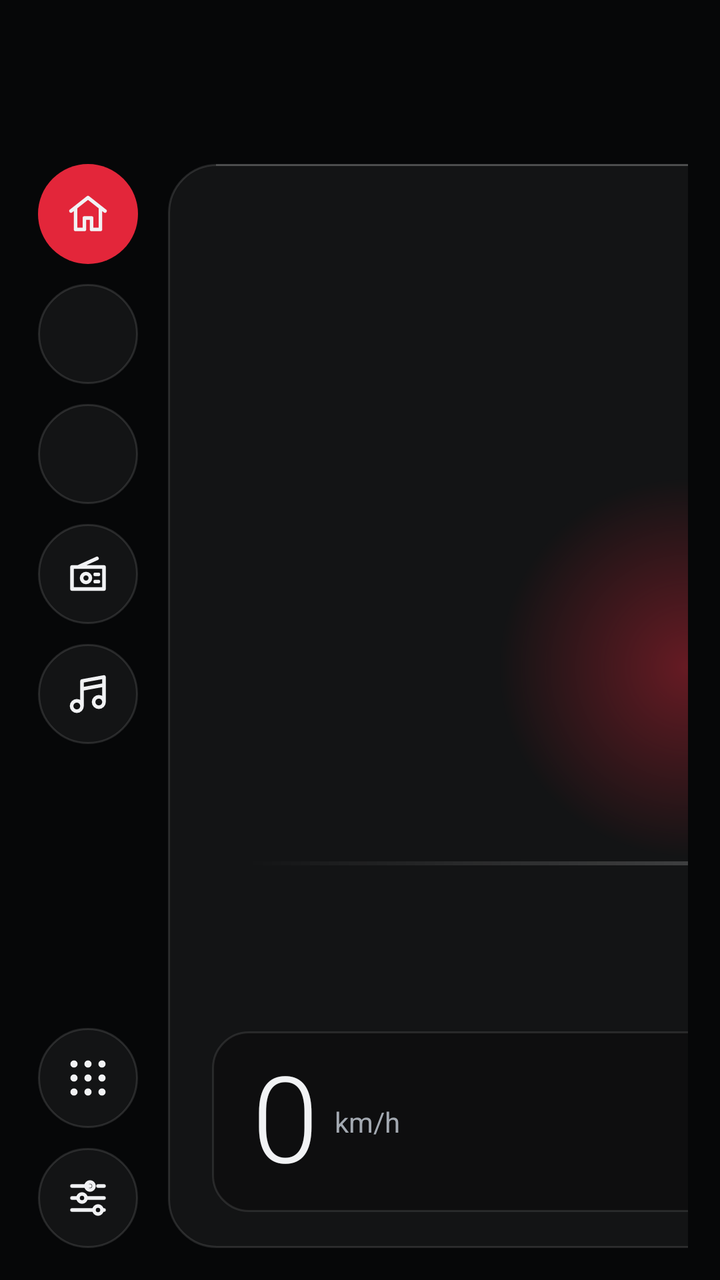
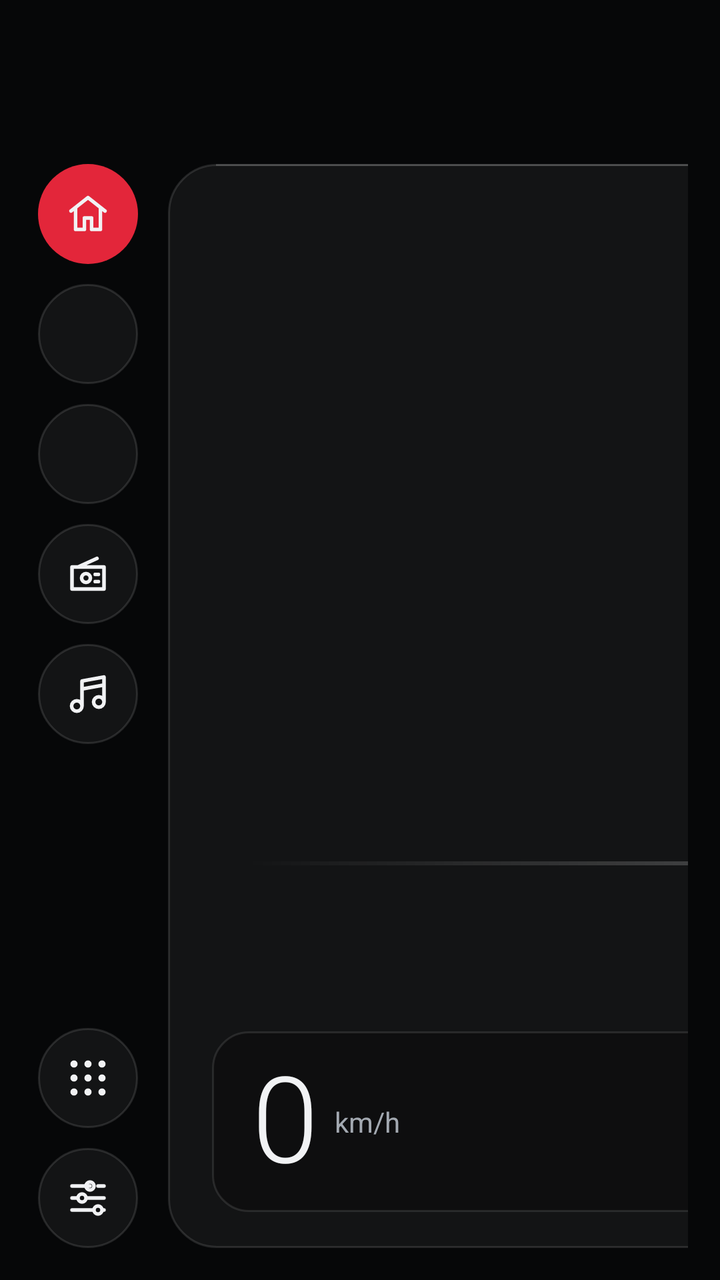

Before-and-after screenshots of an Android layout around one commit, followed by the original layout XML and the change that was made.
<!-- AndroidManifest.xml: application theme Theme.Launcher -->
<!-- res/layout/activity_main.xml -->
<?xml version="1.0" encoding="utf-8"?>
<LinearLayout xmlns:android="http://schemas.android.com/apk/res/android"
    android:layout_width="match_parent"
    android:layout_height="match_parent"
    android:orientation="vertical"
    android:paddingLeft="16dp"
    android:paddingTop="14dp"
    android:paddingRight="16dp"
    android:paddingBottom="16dp">

    
    <LinearLayout
        android:layout_width="match_parent"
        android:layout_height="56dp"
        android:gravity="center_vertical"
        android:orientation="horizontal">

        <FrameLayout
            android:layout_width="56dp"
            android:layout_height="match_parent">

            <ImageView
                android:id="@+id/logo"
                android:layout_width="46dp"
                android:layout_height="18dp"
                android:layout_gravity="center"
                android:importantForAccessibility="no" />
        </FrameLayout>

        <TextView
            android:id="@+id/time"
            android:layout_width="wrap_content"
            android:layout_height="wrap_content"
            android:layout_marginLeft="12dp"
            android:fontFamily="sans-serif-light"
            android:includeFontPadding="false"
            android:textColor="?attr/uiText"
            android:textSize="34sp" />

        <LinearLayout
            android:layout_width="wrap_content"
            android:layout_height="wrap_content"
            android:layout_marginLeft="16dp"
            android:orientation="vertical">

            <TextView
                android:id="@+id/greeting"
                android:layout_width="wrap_content"
                android:layout_height="wrap_content"
                android:fontFamily="sans-serif-medium"
                android:includeFontPadding="false"
                android:textColor="?attr/uiText"
                android:textSize="15sp" />

            <TextView
                android:id="@+id/date"
                android:layout_width="wrap_content"
                android:layout_height="wrap_content"
                android:layout_marginTop="4dp"
                android:includeFontPadding="false"
                android:textColor="?attr/uiText2"
                android:textSize="12sp" />
        </LinearLayout>

        <Space
            android:layout_width="0dp"
            android:layout_height="1dp"
            android:layout_weight="1" />

        <FrameLayout
            android:id="@+id/reminderTouch"
            android:layout_width="wrap_content"
            android:layout_height="48dp"
            android:layout_marginRight="8dp"
            android:clickable="true"
            android:visibility="gone">

            <TextView
                android:id="@+id/reminderPill"
                android:layout_width="wrap_content"
                android:layout_height="wrap_content"
                android:layout_gravity="center_vertical"
                android:background="@drawable/glass_pill"
                android:fontFamily="sans-serif-medium"
                android:includeFontPadding="false"
                android:paddingLeft="14dp"
                android:paddingTop="9dp"
                android:paddingRight="14dp"
                android:paddingBottom="9dp"
                android:textColor="?attr/uiText"
                android:textSize="13sp" />
        </FrameLayout>

        <LinearLayout
            android:id="@+id/locationPill"
            android:layout_width="wrap_content"
            android:layout_height="wrap_content"
            android:background="@drawable/glass_pill"
            android:gravity="center_vertical"
            android:orientation="horizontal"
            android:paddingLeft="14dp"
            android:paddingTop="8dp"
            android:paddingRight="14dp"
            android:paddingBottom="8dp"
            android:visibility="gone">

            <ImageView
                android:layout_width="16dp"
                android:layout_height="16dp"
                android:importantForAccessibility="no"
                android:src="@drawable/ic_pin" />

            <TextView
                android:id="@+id/city"
                android:layout_width="wrap_content"
                android:layout_height="wrap_content"
                android:layout_marginLeft="6dp"
                android:fontFamily="sans-serif-medium"
                android:includeFontPadding="false"
                android:textColor="?attr/uiText"
                android:textSize="13sp" />
        </LinearLayout>
    </LinearLayout>

    
    <LinearLayout
        android:layout_width="match_parent"
        android:layout_height="0dp"
        android:layout_marginTop="12dp"
        android:layout_weight="1"
        android:orientation="horizontal">

        
        <LinearLayout
            android:layout_width="56dp"
            android:layout_height="match_parent"
            android:gravity="center_horizontal"
            android:orientation="vertical">

            <ImageButton
                android:id="@+id/btnHome"
                style="@style/RailButton"
                android:background="@drawable/accent_circle"
                android:contentDescription="@string/cd_home"
                android:src="@drawable/ic_home" />

            <ImageButton
                android:id="@+id/slot0"
                style="@style/RailButton"
                android:layout_marginTop="10dp"
                android:contentDescription="@string/cd_carplay"
                android:padding="9dp"
                android:scaleType="fitCenter" />

            <ImageButton
                android:id="@+id/slot1"
                style="@style/RailButton"
                android:layout_marginTop="10dp"
                android:contentDescription="@string/cd_aa"
                android:padding="9dp"
                android:scaleType="fitCenter" />

            <ImageButton
                android:id="@+id/slot2"
                style="@style/RailButton"
                android:layout_marginTop="10dp"
                android:contentDescription="@string/cd_radio"
                android:padding="9dp"
                android:scaleType="center"
                android:src="@drawable/ic_radio" />

            <ImageButton
                android:id="@+id/slot3"
                style="@style/RailButton"
                android:layout_marginTop="10dp"
                android:contentDescription="@string/cd_music"
                android:src="@drawable/ic_music" />

            <Space
                android:layout_width="1dp"
                android:layout_height="0dp"
                android:layout_weight="1"
                android:minHeight="10dp" />

            <ImageButton
                android:id="@+id/btnApps"
                style="@style/RailButton"
                android:contentDescription="@string/cd_apps"
                android:src="@drawable/ic_apps" />

            <ImageButton
                android:id="@+id/btnSettings"
                style="@style/RailButton"
                android:layout_marginTop="10dp"
                android:contentDescription="@string/cd_settings"
                android:src="@drawable/ic_settings" />
        </LinearLayout>

        
        <LinearLayout
            android:id="@+id/carCard"
            android:layout_width="520dp"
            android:layout_height="match_parent"
            android:layout_marginLeft="12dp"
            android:background="@drawable/glass_panel"
            android:orientation="vertical"
            android:paddingLeft="22dp"
            android:paddingTop="18dp"
            android:paddingRight="22dp"
            android:paddingBottom="18dp">

            <FrameLayout
                android:layout_width="match_parent"
                android:layout_height="wrap_content">

                <LinearLayout
                    android:layout_width="wrap_content"
                    android:layout_height="wrap_content"
                    android:orientation="vertical">

                    <TextView
                        android:id="@+id/carTitle"
                        android:layout_width="wrap_content"
                        android:layout_height="wrap_content"
                        android:ellipsize="end"
                        android:singleLine="true"
                        android:fontFamily="sans-serif-medium"
                        android:includeFontPadding="false"
                        android:textColor="?attr/uiText"
                        android:textSize="26sp" />

                    <TextView
                        android:id="@+id/carSub"
                        android:layout_width="wrap_content"
                        android:layout_height="wrap_content"
                        android:layout_marginTop="6dp"
                        android:includeFontPadding="false"
                        android:textColor="?attr/uiText2"
                        android:textSize="13sp" />
                </LinearLayout>

                <ImageButton
                    android:id="@+id/btnCustomize"
                    android:layout_width="44dp"
                    android:layout_height="44dp"
                    android:layout_gravity="right|top"
                    android:background="@drawable/glass_circle"
                    android:contentDescription="@string/cd_customize"
                    android:src="@drawable/ic_edit" />
            </FrameLayout>

            <FrameLayout
                android:layout_width="match_parent"
                android:layout_height="0dp"
                android:layout_weight="1">

                <View
                    android:layout_width="440dp"
                    android:layout_height="190dp"
                    android:layout_gravity="center"
                    android:alpha="0.4"
                    android:background="@drawable/car_glow" />

                <View
                    android:id="@+id/floor"
                    android:layout_width="440dp"
                    android:layout_height="2dp"
                    android:layout_gravity="center"
                    android:background="@drawable/floor_line"
                    android:translationY="98dp" />

                <ImageView
                    android:id="@+id/car"
                    android:layout_width="440dp"
                    android:layout_height="wrap_content"
                    android:layout_gravity="center"
                    android:adjustViewBounds="true"
                    android:importantForAccessibility="no" />
            </FrameLayout>

            <LinearLayout
                android:layout_width="match_parent"
                android:layout_height="wrap_content"
                android:background="@drawable/speed_panel"
                android:gravity="center_vertical"
                android:orientation="horizontal"
                android:paddingLeft="20dp"
                android:paddingTop="10dp"
                android:paddingRight="20dp"
                android:paddingBottom="10dp">

                <TextView
                    android:id="@+id/speed"
                    android:layout_width="wrap_content"
                    android:layout_height="wrap_content"
                    android:fontFamily="sans-serif-light"
                    android:includeFontPadding="false"
                    android:text="0"
                    android:textColor="?attr/uiText"
                    android:textSize="60sp" />

                <TextView
                    android:layout_width="wrap_content"
                    android:layout_height="wrap_content"
                    android:layout_marginLeft="8dp"
                    android:text="@string/kmh"
                    android:textColor="?attr/uiText2"
                    android:textSize="14sp" />

                <Space
                    android:layout_width="0dp"
                    android:layout_height="1dp"
                    android:layout_weight="1" />

                <LinearLayout
                    android:layout_width="170dp"
                    android:layout_height="wrap_content"
                    android:orientation="vertical">

                    <LinearLayout
                        android:layout_width="match_parent"
                        android:layout_height="wrap_content"
                        android:orientation="horizontal">

                        <TextView
                            style="@style/Label"
                            android:layout_width="0dp"
                            android:layout_height="wrap_content"
                            android:layout_weight="1"
                            android:text="@string/speed_label" />

                        <TextView
                            style="@style/Label"
                            android:layout_width="wrap_content"
                            android:layout_height="wrap_content"
                            android:text="@string/gps" />
                    </LinearLayout>

                    <ProgressBar
                        android:id="@+id/speedBar"
                        style="@android:style/Widget.ProgressBar.Horizontal"
                        android:layout_width="match_parent"
                        android:layout_height="6dp"
                        android:layout_marginTop="8dp"
                        android:max="200"
                        android:progress="0"
                        android:progressDrawable="@drawable/progress_bar" />

                    <TextView
                        android:id="@+id/noGps"
                        android:layout_width="wrap_content"
                        android:layout_height="wrap_content"
                        android:layout_marginTop="6dp"
                        android:includeFontPadding="false"
                        android:text="@string/no_gps"
                        android:textColor="?attr/uiText2"
                        android:textSize="11sp"
                        android:visibility="invisible" />
                </LinearLayout>
            </LinearLayout>
        </LinearLayout>

        
        <LinearLayout
            android:layout_width="0dp"
            android:layout_height="match_parent"
            android:layout_marginLeft="12dp"
            android:layout_weight="1"
            android:orientation="vertical">

            
            <LinearLayout
                android:layout_width="match_parent"
                android:layout_height="0dp"
                android:layout_weight="1"
                android:background="@drawable/glass_panel"
                android:orientation="vertical"
                android:paddingLeft="18dp"
                android:paddingTop="14dp"
                android:paddingRight="18dp"
                android:paddingBottom="12dp">

                <TextView
                    style="@style/Label"
                    android:layout_width="wrap_content"
                    android:layout_height="wrap_content"
                    android:text="@string/now_playing" />

                <LinearLayout
                    android:layout_width="match_parent"
                    android:layout_height="0dp"
                    android:layout_marginTop="10dp"
                    android:layout_weight="1"
                    android:gravity="center_vertical"
                    android:orientation="horizontal">

                    <FrameLayout
                        android:layout_width="84dp"
                        android:layout_height="84dp"
                        android:background="@drawable/art_placeholder">

                        <ImageView
                            android:id="@+id/artNote"
                            android:layout_width="40dp"
                            android:layout_height="40dp"
                            android:layout_gravity="center"
                            android:importantForAccessibility="no"
                            android:src="@drawable/ic_note_big" />

                        <ImageView
                            android:id="@+id/art"
                            android:layout_width="match_parent"
                            android:layout_height="match_parent"
                            android:importantForAccessibility="no"
                            android:scaleType="centerCrop"
                            android:visibility="gone" />
                    </FrameLayout>

                    <LinearLayout
                        android:layout_width="0dp"
                        android:layout_height="wrap_content"
                        android:layout_marginLeft="14dp"
                        android:layout_weight="1"
                        android:orientation="vertical">

                        <TextView
                            android:id="@+id/title"
                            android:layout_width="match_parent"
                            android:layout_height="wrap_content"
                            android:ellipsize="end"
                            android:fontFamily="sans-serif-medium"
                            android:maxLines="2"
                            android:text="@string/nothing_playing"
                            android:textColor="?attr/uiText"
                            android:textSize="19sp" />

                        <TextView
                            android:id="@+id/artist"
                            android:layout_width="match_parent"
                            android:layout_height="wrap_content"
                            android:layout_marginTop="2dp"
                            android:ellipsize="end"
                            android:singleLine="true"
                            android:textColor="?attr/uiText2"
                            android:textSize="14sp" />
                    </LinearLayout>
                </LinearLayout>

                <ProgressBar
                    android:id="@+id/mediaBar"
                    style="@android:style/Widget.ProgressBar.Horizontal"
                    android:layout_width="match_parent"
                    android:layout_height="4dp"
                    android:layout_marginTop="8dp"
                    android:max="1000"
                    android:progress="0"
                    android:progressDrawable="@drawable/progress_bar" />

                <FrameLayout
                    android:layout_width="match_parent"
                    android:layout_height="56dp"
                    android:layout_marginTop="4dp">

                    <TextView
                        android:id="@+id/posText"
                        android:layout_width="wrap_content"
                        android:layout_height="wrap_content"
                        android:layout_gravity="left|top"
                        android:textColor="?attr/uiText2"
                        android:textSize="11sp" />

                    <TextView
                        android:id="@+id/durText"
                        android:layout_width="wrap_content"
                        android:layout_height="wrap_content"
                        android:layout_gravity="right|top"
                        android:textColor="?attr/uiText2"
                        android:textSize="11sp" />

                    <LinearLayout
                        android:layout_width="wrap_content"
                        android:layout_height="match_parent"
                        android:layout_gravity="center_horizontal"
                        android:gravity="center_vertical"
                        android:orientation="horizontal">

                        <ImageButton
                            android:id="@+id/btnPrev"
                            android:layout_width="48dp"
                            android:layout_height="48dp"
                            android:background="@drawable/glass_circle"
                            android:contentDescription="@string/cd_prev"
                            android:src="@drawable/ic_prev" />

                        <ImageButton
                            android:id="@+id/btnPlay"
                            android:layout_width="56dp"
                            android:layout_height="56dp"
                            android:layout_marginLeft="18dp"
                            android:layout_marginRight="18dp"
                            android:background="@drawable/accent_circle"
                            android:contentDescription="@string/cd_play"
                            android:src="@drawable/ic_play" />

                        <ImageButton
                            android:id="@+id/btnNext"
                            android:layout_width="48dp"
                            android:layout_height="48dp"
                            android:background="@drawable/glass_circle"
                            android:contentDescription="@string/cd_next"
                            android:src="@drawable/ic_next" />
                    </LinearLayout>
                </FrameLayout>
            </LinearLayout>

            
            <LinearLayout
                android:id="@+id/radioCard"
                android:layout_width="match_parent"
                android:layout_height="0dp"
                android:layout_marginTop="12dp"
                android:layout_weight="1"
                android:background="@drawable/glass_panel"
                android:clickable="true"
                android:focusable="true"
                android:orientation="vertical"
                android:paddingLeft="18dp"
                android:paddingTop="14dp"
                android:paddingRight="18dp"
                android:paddingBottom="14dp">

                <TextView
                    android:id="@+id/radioLabel"
                    style="@style/Label"
                    android:layout_width="wrap_content"
                    android:layout_height="wrap_content"
                    android:text="@string/radio_fm" />

                <LinearLayout
                    android:layout_width="match_parent"
                    android:layout_height="0dp"
                    android:layout_weight="1"
                    android:gravity="center_vertical"
                    android:orientation="horizontal">

                    <TextView
                        android:id="@+id/radioFreq"
                        android:layout_width="wrap_content"
                        android:layout_height="wrap_content"
                        android:fontFamily="sans-serif-light"
                        android:includeFontPadding="false"
                        android:text="--.-"
                        android:textColor="?attr/uiText"
                        android:textSize="44sp" />

                    <LinearLayout
                        android:layout_width="wrap_content"
                        android:layout_height="wrap_content"
                        android:layout_marginLeft="10dp"
                        android:orientation="vertical">

                        <TextView
                            android:id="@+id/radioUnit"
                            android:layout_width="wrap_content"
                            android:layout_height="wrap_content"
                            android:text="MHz"
                            android:textColor="?attr/uiText2"
                            android:textSize="14sp" />

                        <TextView
                            android:id="@+id/radioBand"
                            android:layout_width="wrap_content"
                            android:layout_height="wrap_content"
                            android:fontFamily="sans-serif-medium"
                            android:text="FM"
                            android:textColor="?attr/uiAccent"
                            android:textSize="12sp" />
                    </LinearLayout>

                    <Space
                        android:layout_width="0dp"
                        android:layout_height="1dp"
                        android:layout_weight="1" />

                    <ImageButton
                        android:id="@+id/btnSeekBack"
                        android:layout_width="44dp"
                        android:layout_height="44dp"
                        android:background="@drawable/glass_circle"
                        android:contentDescription="@string/cd_prev"
                        android:src="@drawable/ic_seek_back" />

                    <ImageButton
                        android:id="@+id/btnSeekFwd"
                        android:layout_width="44dp"
                        android:layout_height="44dp"
                        android:layout_marginLeft="10dp"
                        android:background="@drawable/glass_circle"
                        android:contentDescription="@string/cd_next"
                        android:src="@drawable/ic_seek_fwd" />
                </LinearLayout>
            </LinearLayout>
        </LinearLayout>
    </LinearLayout>
</LinearLayout>
<!-- resources referenced by this layout -->
<resources>
  <!-- drawable accent_circle (drawable) -->
  <?xml version="1.0" encoding="utf-8"?>
  <ripple xmlns:android="http://schemas.android.com/apk/res/android" android:color="#40FFFFFF">
      <item>
          <shape android:shape="oval">
              <solid android:color="?attr/uiAccent" />
          </shape>
      </item>
  </ripple>
  <!-- drawable art_placeholder (drawable) -->
  <?xml version="1.0" encoding="utf-8"?>
  <shape xmlns:android="http://schemas.android.com/apk/res/android" android:shape="rectangle">
      <gradient android:angle="315" android:startColor="?attr/uiAccent" android:endColor="#FF1A0609" />
      <corners android:radius="18dp" />
  </shape>
  <!-- drawable car_glow (drawable) -->
  <?xml version="1.0" encoding="utf-8"?>
  <shape xmlns:android="http://schemas.android.com/apk/res/android" android:shape="oval">
      <gradient android:type="radial" android:gradientRadius="50%p" android:centerX="0.5" android:centerY="0.5"
          android:startColor="?attr/uiAccent" android:endColor="#00000000" />
  </shape>
  <!-- drawable floor_line (drawable) -->
  <?xml version="1.0" encoding="utf-8"?>
  <shape xmlns:android="http://schemas.android.com/apk/res/android" android:shape="rectangle">
      <gradient android:angle="0" android:startColor="#00FFFFFF" android:centerColor="?attr/uiFloor" android:endColor="#00FFFFFF" />
  </shape>
  <!-- drawable speed_panel (drawable) -->
  <?xml version="1.0" encoding="utf-8"?>
  <shape xmlns:android="http://schemas.android.com/apk/res/android" android:shape="rectangle">
      <solid android:color="#47000000" />
      <stroke android:width="1dp" android:color="#1AFFFFFF" />
      <corners android:radius="18dp" />
  </shape>
  <string name="cd_aa">Android Auto</string>
  <string name="cd_apps">Apps</string>
  <string name="cd_carplay">CarPlay</string>
  <string name="cd_customize">Personalizar</string>
  <string name="cd_home">Inicio</string>
  <string name="cd_music">Música</string>
  <string name="cd_next">Siguiente</string>
  <string name="cd_play">Reproducir o pausar</string>
  <string name="cd_prev">Anterior</string>
  <string name="cd_radio">Radio</string>
  <string name="cd_settings">Ajustes</string>
  <string name="gps">GPS</string>
  <string name="kmh" translatable="false">km/h</string>
  <string name="no_gps">Sin señal GPS</string>
  <string name="nothing_playing">Sin reproducción</string>
  <string name="now_playing">AHORA SUENA</string>
  <string name="radio_fm">RADIO FM</string>
  <string name="speed_label">VELOCIDAD</string>
  <style name="Label">
          <item name="android:textColor">?attr/uiText2</item>
          <item name="android:textSize">11sp</item>
          <item name="android:letterSpacing">0.14</item>
          <item name="android:fontFamily">sans-serif-medium</item>
          <item name="android:includeFontPadding">false</item>
      </style>
  <style name="RailButton">
          <item name="android:layout_width">50dp</item>
          <item name="android:layout_height">50dp</item>
          <item name="android:background">@drawable/glass_circle</item>
          <item name="android:scaleType">center</item>
          <item name="android:padding">0dp</item>
      </style>
  <color name="bg">#FF060708</color>
  <color name="accent">#FFE3263A</color>
  <color name="text">#FFF1F2F4</color>
  <color name="text2">#FFA3A9B1</color>
  <color name="glass_fill">#0DFFFFFF</color>
  <color name="glass_stroke">#1FFFFFFF</color>
  <color name="glass_hi">#29FFFFFF</color>
  <color name="track">#1AFFFFFF</color>
  <color name="floor">#2EFFFFFF</color>
  <style name="DatePicker.Launcher" parent="@android:style/Widget.Material.DatePicker">
          <item name="android:datePickerMode">spinner</item>
          <item name="android:calendarViewShown">false</item>
          <item name="android:spinnersShown">true</item>
      </style>
  <!-- unchanged entries left out for length: 19 -->
</resources>

<!-- the commit's change to res/layout/activity_main.xml (unified diff, before → after) -->
@@ -255,11 +255,11 @@
                 android:layout_weight="1">
 
                 <View
+                    android:id="@+id/carGlow"
                     android:layout_width="440dp"
                     android:layout_height="190dp"
                     android:layout_gravity="center"
-                    android:alpha="0.4"
-                    android:background="@drawable/car_glow" />
+                    android:alpha="0.4" />
 
                 <View
                     android:id="@+id/floor"
<!-- resource entries referenced after the edit -->
@@ -14,12 +14,6 @@
   <shape xmlns:android="http://schemas.android.com/apk/res/android" android:shape="rectangle">
       <gradient android:angle="315" android:startColor="?attr/uiAccent" android:endColor="#FF1A0609" />
       <corners android:radius="18dp" />
-  </shape>
-  <!-- drawable car_glow (drawable) -->
-  <?xml version="1.0" encoding="utf-8"?>
-  <shape xmlns:android="http://schemas.android.com/apk/res/android" android:shape="oval">
-      <gradient android:type="radial" android:gradientRadius="50%p" android:centerX="0.5" android:centerY="0.5"
-          android:startColor="?attr/uiAccent" android:endColor="#00000000" />
   </shape>
   <!-- drawable floor_line (drawable) -->
   <?xml version="1.0" encoding="utf-8"?>
